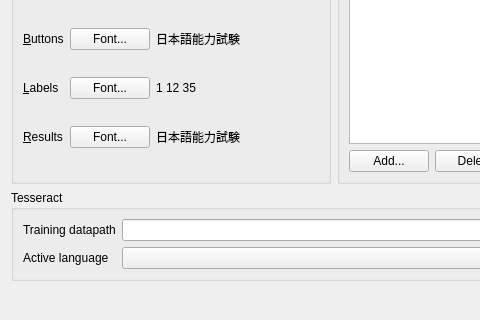
The window that settingsdlg.ui (kernel1024/qjrad) describes before a commit, drawn with Qt 5; both pictures show x 0 to 480 and y 132 to 452 of the 668 by 452 pixel window.
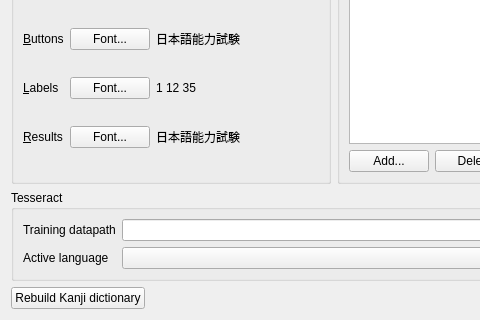
The same window after the commit.

Patch:
```diff
--- a/settingsdlg.ui
+++ b/settingsdlg.ui
@@ -296,6 +296,13 @@
    </item>
    <item>
     <layout class="QHBoxLayout" name="horizontalLayout">
+     <item>
+      <widget class="QPushButton" name="btnRebuildKanjiDict">
+       <property name="text">
+        <string>Rebuild Kanji dictionary</string>
+       </property>
+      </widget>
+     </item>
      <item>
       <spacer name="horizontalSpacer">
        <property name="orientation">
```
Left out of the diff: 1 changed line with no effect on the pictures.
